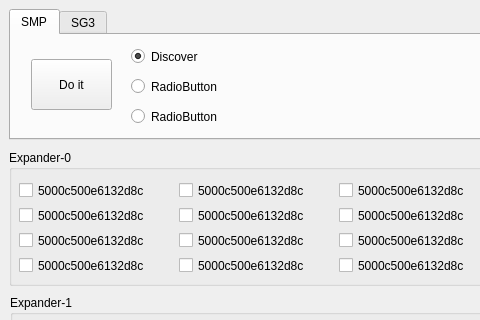
The window that widget.ui (JuihoChen/myDino) describes before a commit, drawn with Qt 5; both pictures show x 0 to 480 and y 0 to 320 of the 1159 by 841 pixel window.
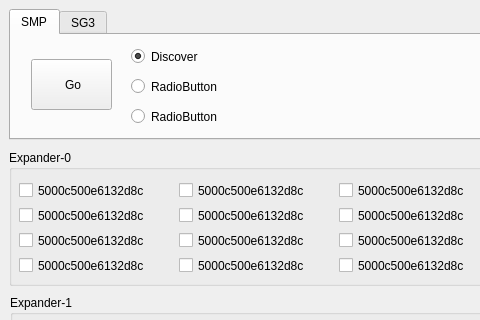
The same window after the commit. Icons and pictures are not drawn.

```diff
--- a/widget.ui
+++ b/widget.ui
@@ -99,7 +99,17 @@
       </rect>
      </property>
      <property name="text">
-      <string>Do it</string>
+      <string> Go</string>
+     </property>
+     <property name="icon">
+      <iconset theme="applications-multimedia">
+       <normaloff>.</normaloff>.</iconset>
+     </property>
+     <property name="iconSize">
+      <size>
+       <width>24</width>
+       <height>24</height>
+      </size>
      </property>
     </widget>
    </widget>
```
Left out of the diff: 12 changed lines with no effect on the pictures.
